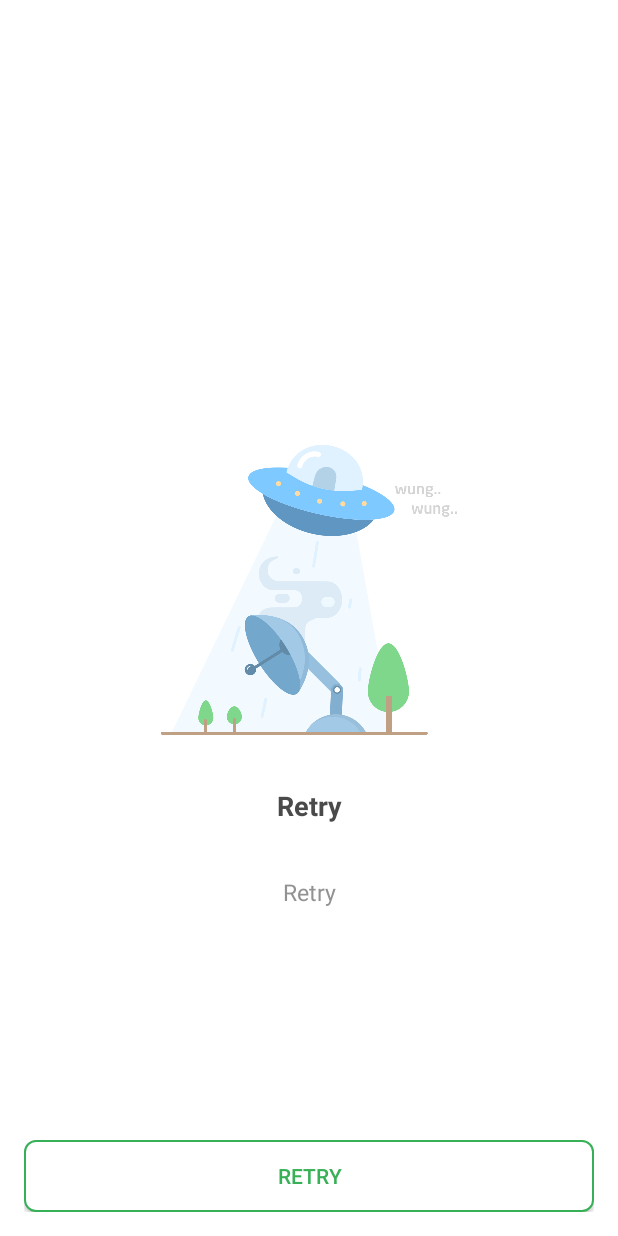
After one commit to 123Yogendra/GithubTrendingApp, an Android app: the layout fragment_trending.xml on its own in the app's theme, with its tools: preview values and no code run, on a phone screen of 412 x 824 dp. The commit adds this screen. Run offline under Robolectric (Android 15) with nearby library versions, the phone set to English and light mode, and no system bars; network calls fail.

Commit message:
added error view if fail to load data

```diff
--- a/app/src/main/java/com/gojek/trendingapp/dagger/modules/NetworkModule.kt
+++ b/app/src/main/java/com/gojek/trendingapp/dagger/modules/NetworkModule.kt
@@ -16,9 +16,11 @@ import okhttp3.Response
 import retrofit2.Retrofit
 import retrofit2.adapter.rxjava2.RxJava2CallAdapterFactory
 import retrofit2.converter.gson.GsonConverterFactory
+import javax.inject.Singleton
 
 
 @Module
+
 @Suppress("unused")
 class NetworkModule (var context: Context) {
 
@@ -93,7 +95,7 @@ class NetworkModule (var context: Context) {
             .baseUrl(BASE_URL)
             .addConverterFactory(GsonConverterFactory.create())
             .addCallAdapterFactory(RxJava2CallAdapterFactory.createWithScheduler(Schedulers.io()))
-            .client(provideHttpCache())
+            //.client(provideHttpCache())
             .build()
     }
 }
--- a/app/src/main/java/com/gojek/trendingapp/ui/trending/TrendingActivity.kt
+++ b/app/src/main/java/com/gojek/trendingapp/ui/trending/TrendingActivity.kt
@@ -1,6 +1,5 @@
 package com.gojek.trendingapp.ui.trending
 
-import android.content.Intent
 import android.os.Bundle
 import android.view.Menu
 import android.view.MenuItem
@@ -8,14 +7,14 @@ import androidx.appcompat.app.AppCompatActivity
 import com.gojek.trendingapp.R
 import com.google.android.material.snackbar.Snackbar
 import kotlinx.android.synthetic.main.layout_toolbar.*
-import kotlinx.android.synthetic.main.trending_activity.*
+import kotlinx.android.synthetic.main.activity_trending.*
 
 
 class TrendingActivity : AppCompatActivity() {
 
     override fun onCreate(savedInstanceState: Bundle?) {
         super.onCreate(savedInstanceState)
-        setContentView(R.layout.trending_activity)
+        setContentView(R.layout.activity_trending)
 
         // update toolbar
         setSupportActionBar(toolbar)
--- a/app/src/main/java/com/gojek/trendingapp/ui/trending/TrendingUserListAdapter.kt
+++ b/app/src/main/java/com/gojek/trendingapp/ui/trending/TrendingUserListAdapter.kt
@@ -36,7 +36,6 @@ class TrendingUserListAdapter : RecyclerView.Adapter<TrendingUserListAdapter.Vie
 
 
             if (selectedPosition != position) {
-                //trendingUserList[position].expanded = !trendingUserList[position].expanded
                 if (selectedPosition >= 0) {
                     trendingUserList[selectedPosition].expanded = false
                 }
--- /dev/null
+++ b/app/src/main/res/drawable/bg_button.xml
@@ -0,0 +1,17 @@
+<?xml version="1.0" encoding="UTF-8"?>
+<shape xmlns:android="http://schemas.android.com/apk/res/android">
+    <solid android:color="#ffffffff"/>
+
+    <stroke android:width="1dp"
+        android:color="@color/text_retry" />
+
+    <padding android:left="1dp"
+        android:top="1dp"
+        android:right="1dp"
+        android:bottom="1dp" />
+
+    <corners android:bottomRightRadius="7dp"
+        android:bottomLeftRadius="7dp"
+        android:topLeftRadius="7dp"
+        android:topRightRadius="7dp" />
+</shape>
--- /dev/null
+++ b/app/src/main/res/layout/fragment_trending.xml
@@ -0,0 +1,118 @@
+<?xml version="1.0" encoding="utf-8"?>
+<layout xmlns:android="http://schemas.android.com/apk/res/android"
+    xmlns:app="http://schemas.android.com/apk/res-auto"
+    xmlns:tools="http://schemas.android.com/tools">
+
+    <data>
+
+        <variable
+            name="trendingViewModel"
+            type="com.gojek.trendingapp.ui.trending.TrendingFragmentViewModel" />
+    </data>
+
+
+    <androidx.constraintlayout.widget.ConstraintLayout
+        android:layout_width="match_parent"
+        android:layout_height="match_parent">
+
+        <androidx.swiperefreshlayout.widget.SwipeRefreshLayout
+            android:id="@+id/swipe_refresh_layout"
+            android:layout_width="match_parent"
+            android:layout_height="match_parent"
+            app:refreshing="@{trendingViewModel.isLoading}"
+            app:onRefreshListener="@{() -> trendingViewModel.onPulltoRefresh()}"
+            >
+
+            <androidx.recyclerview.widget.RecyclerView
+                android:id="@+id/trending_list"
+                android:layout_width="0dp"
+                android:layout_height="0dp"
+                app:adapter="@{trendingViewModel.trendingUserListAdapter}"
+                app:layoutManager="androidx.recyclerview.widget.LinearLayoutManager"
+                app:layout_constraintBottom_toBottomOf="parent"
+                app:layout_constraintEnd_toEndOf="parent"
+                app:layout_constraintStart_toStartOf="parent"
+                app:layout_constraintTop_toTopOf="parent"
+                tools:listitem="@layout/layout_trending_user" />
+        </androidx.swiperefreshlayout.widget.SwipeRefreshLayout>
+
+        <androidx.core.widget.ContentLoadingProgressBar
+            style="?android:attr/progressBarStyle"
+            android:layout_width="wrap_content"
+            android:layout_height="wrap_content"
+            app:layout_constraintBottom_toBottomOf="parent"
+            app:layout_constraintEnd_toEndOf="parent"
+            app:layout_constraintStart_toStartOf="parent"
+            app:layout_constraintTop_toTopOf="parent"
+
+            app:mutableVisibility="@{trendingViewModel.getLoadingVisibility()}" />
+
+
+
+        <androidx.constraintlayout.widget.ConstraintLayout
+            android:id="@+id/error_layout"
+            android:layout_width="match_parent"
+            android:layout_height="match_parent"
+            android:background="@color/colorPrimary"
+            android:padding="@dimen/dp_16"
+            app:mutableVisibility="@{trendingViewModel.errorLayout}"
+            >
+
+
+            <androidx.appcompat.widget.AppCompatImageView
+                android:id="@+id/iv_no_internet"
+                android:layout_width="wrap_content"
+                android:layout_height="wrap_content"
+                app:layout_constraintBottom_toTopOf="@+id/btn_retry"
+                app:layout_constraintTop_toTopOf="parent"
+                app:layout_constraintEnd_toEndOf="parent"
+                app:layout_constraintStart_toStartOf="parent"
+                android:src="@mipmap/nointernet_connection" />
+
+
+            <androidx.appcompat.widget.AppCompatTextView
+                style="@style/StyleErrorTitle"
+                android:id="@+id/tv_error_title"
+                android:layout_width="match_parent"
+                android:layout_height="wrap_content"
+                app:layout_constraintTop_toBottomOf="@+id/iv_no_internet"
+                android:layout_marginTop="@dimen/dp_24"
+                app:layout_constraintEnd_toEndOf="parent"
+                app:layout_constraintStart_toStartOf="parent"
+               android:text="@string/msg_somthing_went_wrong"
+                tools:text="@string/msg_retry" />
+
+
+            <androidx.appcompat.widget.AppCompatTextView
+                style="@style/StyleErrorMessage"
+                android:id="@+id/tv_error_message"
+                android:layout_width="match_parent"
+                android:layout_height="wrap_content"
+                app:layout_constraintTop_toBottomOf="@+id/tv_error_title"
+                android:layout_marginTop="@dimen/dp_6"
+                app:layout_constraintEnd_toEndOf="parent"
+                app:layout_constraintStart_toStartOf="parent"
+                app:mutableText="@{trendingViewModel.errorMessage}"
+                tools:text="@string/msg_retry" />
+
+
+            <androidx.appcompat.widget.AppCompatButton
+                android:id="@+id/btn_retry"
+                android:layout_width="match_parent"
+                android:layout_height="wrap_content"
+                app:layout_constraintBottom_toBottomOf="parent"
+                app:layout_constraintEnd_toEndOf="parent"
+                android:onClick="@{() -> trendingViewModel.loadTrendingData()}"
+                app:layout_constraintStart_toStartOf="parent"
+                android:textColor="@color/text_retry"
+
+                android:background="@drawable/bg_button"
+                android:text="@string/msg_retry" />
+
+
+        </androidx.constraintlayout.widget.ConstraintLayout>
+
+
+
+    </androidx.constraintlayout.widget.ConstraintLayout>
+</layout>
--- a/app/src/main/res/values/colors.xml
+++ b/app/src/main/res/values/colors.xml
@@ -10,4 +10,7 @@
 
     <color name="list_text_color">#52575C</color>
 
+    <color name="text_error">#4A4A4A</color>
+    <color name="text_error_message">#929292</color>
+    <color name="text_retry">#37B057</color>
 </resources>
--- a/app/src/main/res/values/dimens.xml
+++ b/app/src/main/res/values/dimens.xml
@@ -6,13 +6,16 @@
 
     <dimen name="text_name">12sp</dimen>
     <dimen name="text_author">15sp</dimen>
+    <dimen name="text_error">18sp</dimen>
 
     <dimen name="dp_avtar">32dp</dimen>
 
     <dimen name="dp_4">4dp</dimen>
     <dimen name="dp_6">6dp</dimen>
+    <dimen name="dp_8">8dp</dimen>
     <dimen name="dp_10">10dp</dimen>
     <dimen name="dp_16">16dp</dimen>
     <dimen name="dp_20">20dp</dimen>
+    <dimen name="dp_24">24dp</dimen>
 
 </resources>
--- a/app/src/main/res/values/strings.xml
+++ b/app/src/main/res/values/strings.xml
@@ -5,5 +5,8 @@
     <string name="msg_retry">Retry</string>
     <string name="actions">Actions</string>
     <string name="msg_action">You pressed action.... under development</string>
+    <string name="msg_somthing_went_wrong">Somthing went wrong..</string>
+
+    <string name="msg_no_internet">No Internet</string>
 
 </resources>
--- a/app/src/main/res/values/styles.xml
+++ b/app/src/main/res/values/styles.xml
@@ -34,6 +34,23 @@
     </style>
 
 
+    <style name="StyleErrorTitle" parent="@style/StyleName">
+        <item name="android:textSize">@dimen/text_error</item>
+        <item name="android:textStyle">bold</item>
+        <item name="android:textColor">@color/text_error</item>
+        <item name="android:gravity">center</item>
+        <item name="android:lines">2</item>
+    </style>
+
+
+    <style name="StyleErrorMessage" parent="@style/StyleName">
+        <item name="android:textSize">@dimen/text_author</item>
+        <item name="android:textColor">@color/text_error_message</item>
+        <item name="android:gravity">center</item>
+        <item name="android:lines">3</item>
+    </style>
+
+
 
 
 
```
Also changed, not shown: app/src/main/java/com/gojek/trendingapp/ui/trending/TrendingFragmentViewModel.kt (+24 -12 lines), app/src/main/java/com/gojek/trendingapp/ui/trending/TrendingFregment.kt (+8 -34 lines), app/src/main/res/layout/fragment_error.xml (added, +53 -0 lines), app/src/main/res/layout/trending_fragment.xml (deleted, +0 -51 lines), app/src/main/res/layout/activity_trending.xml (renamed from app/src/main/res/layout/trending_activity.xml).
